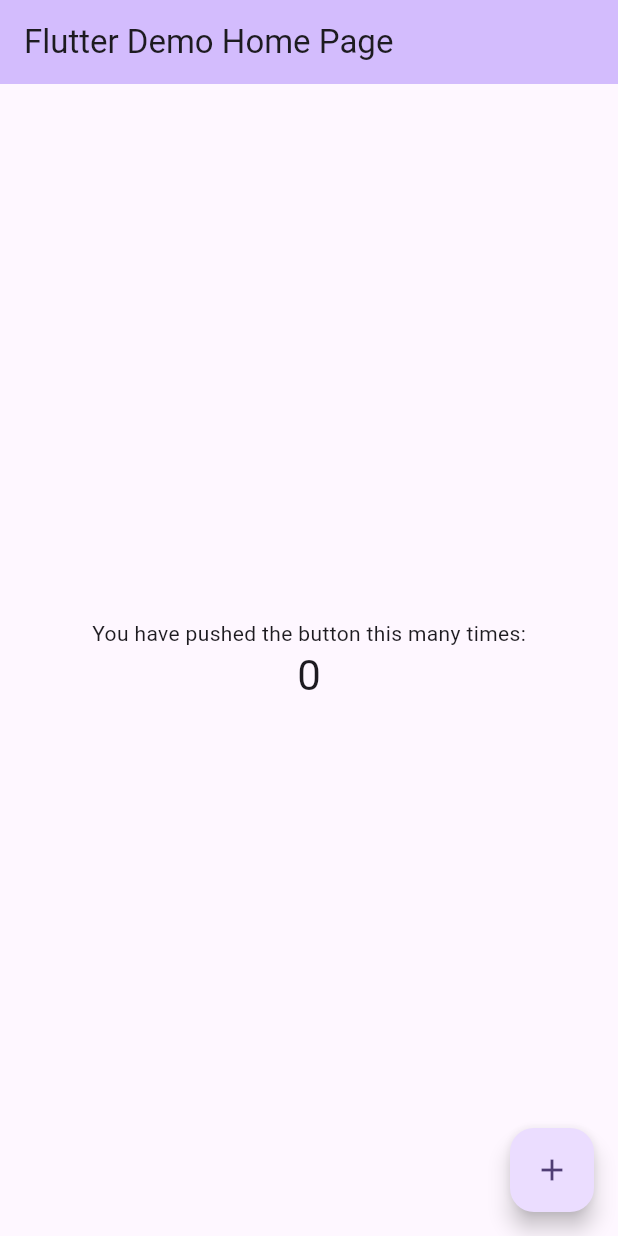
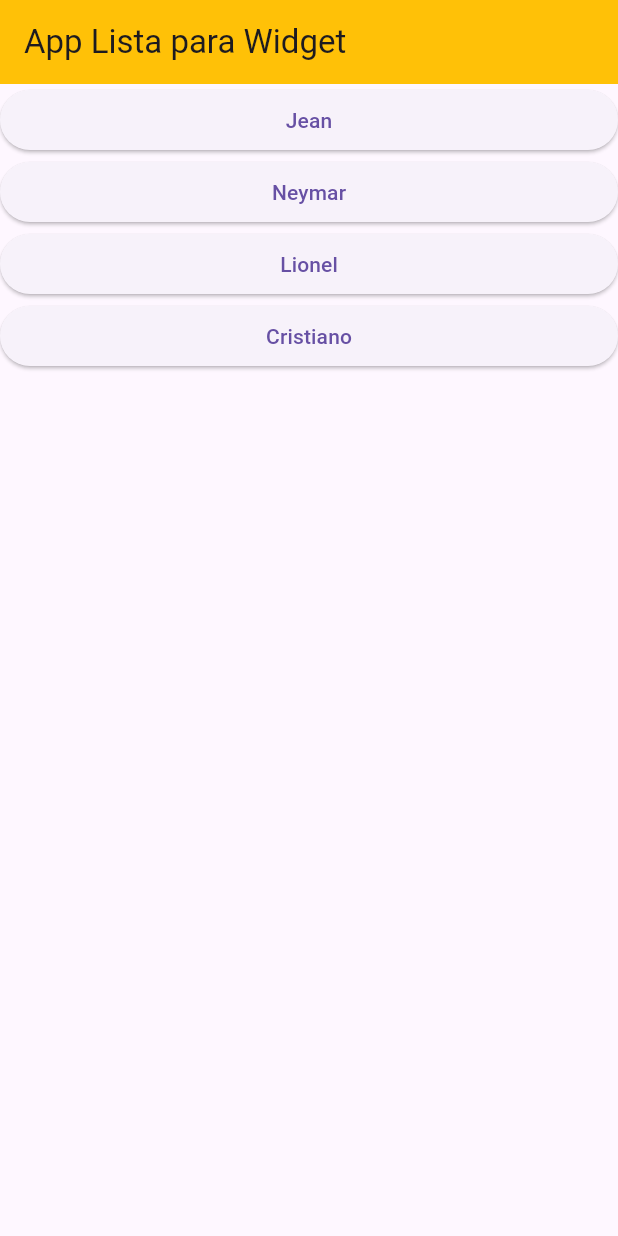
Before and after one commit to JeanKeitwo16/flutter-listaparawidget, a Flutter app: the screen it shows after launch, on a phone screen of 412 x 824 dp. Run offline on Flutter 3.47's test engine with Material 3 defaults, Android fonts, the phone set to English and light mode, and no system bars.

Commit message:
segundo commit

```diff
--- a/lib/main.dart
+++ b/lib/main.dart
@@ -1,4 +1,5 @@
 import 'package:flutter/material.dart';
+import 'package:projetolista/model/pessoa.dart';
 
 void main() {
   runApp(const MyApp());
@@ -7,119 +8,51 @@ void main() {
 class MyApp extends StatelessWidget {
   const MyApp({super.key});
 
-  // This widget is the root of your application.
   @override
   Widget build(BuildContext context) {
     return MaterialApp(
-      title: 'Flutter Demo',
-      theme: ThemeData(
-        // This is the theme of your application.
-        //
-        // TRY THIS: Try running your application with "flutter run". You'll see
-        // the application has a purple toolbar. Then, without quitting the app,
-        // try changing the seedColor in the colorScheme below to Colors.green
-        // and then invoke "hot reload" (save your changes or press the "hot
-        // reload" button in a Flutter-supported IDE, or press "r" if you used
-        // the command line to start the app).
-        //
-        // Notice that the counter didn't reset back to zero; the application
-        // state is not lost during the reload. To reset the state, use hot
-        // restart instead.
-        //
-        // This works for code too, not just values: Most code changes can be
-        // tested with just a hot reload.
-        colorScheme: ColorScheme.fromSeed(seedColor: Colors.deepPurple),
-        useMaterial3: true,
-      ),
-      home: const MyHomePage(title: 'Flutter Demo Home Page'),
+      title: "App Lista para Widget",
+      home: Tela1(),
     );
   }
 }
 
-class MyHomePage extends StatefulWidget {
-  const MyHomePage({super.key, required this.title});
-
-  // This widget is the home page of your application. It is stateful, meaning
-  // that it has a State object (defined below) that contains fields that affect
-  // how it looks.
-
-  // This class is the configuration for the state. It holds the values (in this
-  // case the title) provided by the parent (in this case the App widget) and
-  // used by the build method of the State. Fields in a Widget subclass are
-  // always marked "final".
-
-  final String title;
+class Tela1 extends StatefulWidget {
+  const Tela1({super.key});
 
   @override
-  State<MyHomePage> createState() => _MyHomePageState();
+  State<Tela1> createState() => _Tela1State();
 }
 
-class _MyHomePageState extends State<MyHomePage> {
-  int _counter = 0;
-
-  void _incrementCounter() {
-    setState(() {
-      // This call to setState tells the Flutter framework that something has
-      // changed in this State, which causes it to rerun the build method below
-      // so that the display can reflect the updated values. If we changed
-      // _counter without calling setState(), then the build method would not be
-      // called again, and so nothing would appear to happen.
-      _counter++;
-    });
-  }
+class _Tela1State extends State<Tela1> {
+  List<Pessoa> lista = [
+    Pessoa(nome: "Jean", idade: 21, sobrenome: "Nunes", cpf: "024.562.634-34"),
+    Pessoa(
+        nome: "Neymar", idade: 32, sobrenome: "Junior", cpf: "200.342.324-54"),
+    Pessoa(
+        nome: "Lionel", idade: 37, sobrenome: "Messi", cpf: "432.642.234-54"),
+    Pessoa(
+        nome: "Cristiano",
+        idade: 39,
+        sobrenome: "Ronaldo",
+        cpf: "757.324.342-54")
+  ];
 
   @override
   Widget build(BuildContext context) {
-    // This method is rerun every time setState is called, for instance as done
-    // by the _incrementCounter method above.
-    //
-    // The Flutter framework has been optimized to make rerunning build methods
-    // fast, so that you can just rebuild anything that needs updating rather
-    // than having to individually change instances of widgets.
     return Scaffold(
-      appBar: AppBar(
-        // TRY THIS: Try changing the color here to a specific color (to
-        // Colors.amber, perhaps?) and trigger a hot reload to see the AppBar
-        // change color while the other colors stay the same.
-        backgroundColor: Theme.of(context).colorScheme.inversePrimary,
-        // Here we take the value from the MyHomePage object that was created by
-        // the App.build method, and use it to set our appbar title.
-        title: Text(widget.title),
-      ),
-      body: Center(
-        // Center is a layout widget. It takes a single child and positions it
-        // in the middle of the parent.
-        child: Column(
-          // Column is also a layout widget. It takes a list of children and
-          // arranges them vertically. By default, it sizes itself to fit its
-          // children horizontally, and tries to be as tall as its parent.
-          //
-          // Column has various properties to control how it sizes itself and
-          // how it positions its children. Here we use mainAxisAlignment to
-          // center the children vertically; the main axis here is the vertical
-          // axis because Columns are vertical (the cross axis would be
-          // horizontal).
-          //
-          // TRY THIS: Invoke "debug painting" (choose the "Toggle Debug Paint"
-          // action in the IDE, or press "p" in the console), to see the
-          // wireframe for each widget.
-          mainAxisAlignment: MainAxisAlignment.center,
-          children: <Widget>[
-            const Text(
-              'You have pushed the button this many times:',
-            ),
-            Text(
-              '$_counter',
-              style: Theme.of(context).textTheme.headlineMedium,
-            ),
-          ],
-        ),
-      ),
-      floatingActionButton: FloatingActionButton(
-        onPressed: _incrementCounter,
-        tooltip: 'Increment',
-        child: const Icon(Icons.add),
-      ), // This trailing comma makes auto-formatting nicer for build methods.
-    );
+        appBar: AppBar(
+            title: Text("App Lista para Widget"),
+            backgroundColor: Colors.amber),
+        body: ListView.builder(
+          itemCount: lista.length,
+          itemBuilder: (context, index) {
+            //return Text(lista[index].nome);
+            return ElevatedButton(
+              onPressed: () {},
+              child: Text(lista[index].nome),
+            );
+          },
+        ));
   }
 }
--- /dev/null
+++ b/lib/model/pessoa.dart
@@ -0,0 +1,17 @@
+import 'package:flutter/material.dart';
+
+class Pessoa {
+  String nome="";
+  int idade=-1;
+  String sobrenome="";
+  String cpf="";
+  Pessoa(
+    {
+      required this.nome,
+      required this.idade,
+      required this.sobrenome,
+      required this.cpf
+    }
+  );
+
+}
```
